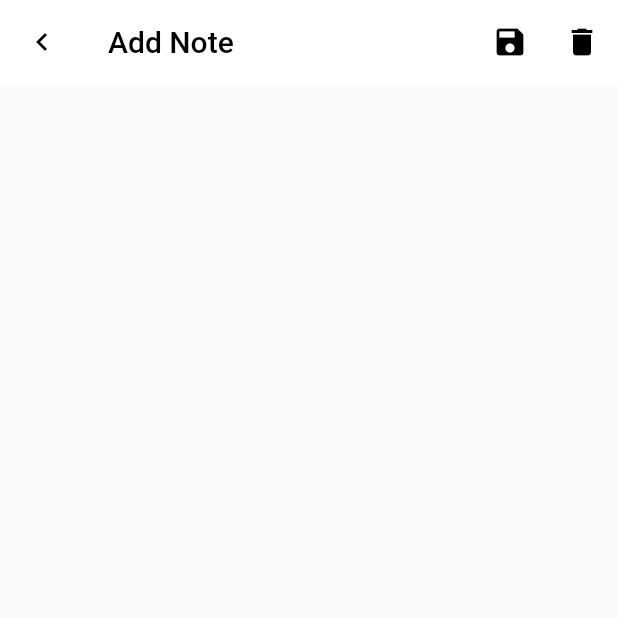
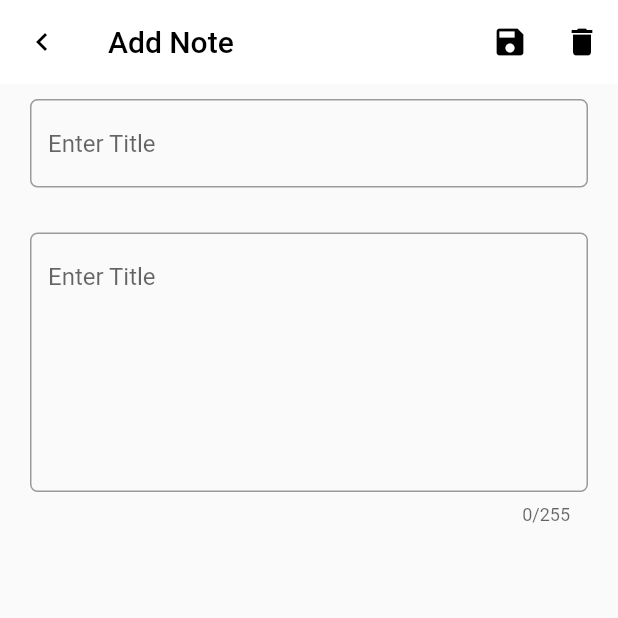
Before and after one commit to CodingWithTashi/note_keeper, a Flutter app: the screen it shows after launch, after a tap on the "add" icon, on a phone screen of 412 x 824 dp, the top half of it. Run offline on Flutter 3.47's test engine with Material 2 defaults, Android fonts, the phone set to English and light mode, and no system bars; our stand-ins replace drift; accounts and stored records are empty; generated files the repository leaves out were written again.

Commit message:
Part 6 - Saving Notes

```diff
--- a/lib/database/database.dart
+++ b/lib/database/database.dart
@@ -36,4 +36,9 @@ class AppDatabase extends _$AppDatabase {
   Future<List<NoteData>> getNoteList() async {
     return await select(note).get();
   }
+
+  //INSERT NEW NOTE IN DB
+  Future<int> insertNote(NoteCompanion noteCompanion) async {
+    return await into(note).insert(noteCompanion);
+  }
 }
--- a/lib/screen/note_detail_page.dart
+++ b/lib/screen/note_detail_page.dart
@@ -1,3 +1,4 @@
+import 'package:drift/drift.dart' as dr;
 import 'package:flutter/material.dart';
 import 'package:note_keeper/database/database.dart';
 import 'package:provider/provider.dart';
@@ -31,7 +32,35 @@ class _NoteDetailPageState extends State<NoteDetailPage> {
     appDatabase = Provider.of<AppDatabase>(context);
     return Scaffold(
       appBar: _getDetailAppBar(),
-      body: Container(),
+      body: Container(
+        padding: const EdgeInsets.symmetric(horizontal: 20, vertical: 10),
+        child: Column(
+          children: [
+            TextFormField(
+              controller: titleEditingController,
+              decoration: InputDecoration(
+                  border: OutlineInputBorder(
+                    borderRadius: BorderRadius.circular(5),
+                  ),
+                  hintText: 'Enter Title'),
+            ),
+            const SizedBox(
+              height: 30,
+            ),
+            TextFormField(
+              controller: descriptionEditingController,
+              maxLength: 255,
+              minLines: 7,
+              maxLines: 8,
+              decoration: InputDecoration(
+                  border: OutlineInputBorder(
+                    borderRadius: BorderRadius.circular(5),
+                  ),
+                  hintText: 'Enter Title'),
+            ),
+          ],
+        ),
+      ),
     );
   }
 
@@ -54,7 +83,9 @@ class _NoteDetailPageState extends State<NoteDetailPage> {
       ),
       actions: [
         IconButton(
-          onPressed: () {},
+          onPressed: () {
+            _saveToDb();
+          },
           icon: const Icon(
             Icons.save,
             color: Colors.black,
@@ -70,4 +101,17 @@ class _NoteDetailPageState extends State<NoteDetailPage> {
       ],
     );
   }
+
+  void _saveToDb() {
+    appDatabase
+        .insertNote(NoteCompanion(
+      title: dr.Value(titleEditingController.text),
+      description: dr.Value(descriptionEditingController.text),
+      color: dr.Value(1),
+      priority: dr.Value(1),
+    ))
+        .then((value) {
+      Navigator.pop(context, true);
+    });
+  }
 }
--- a/lib/screen/note_list_page.dart
+++ b/lib/screen/note_list_page.dart
@@ -77,11 +77,13 @@ class _NoteListPageState extends State<NoteListPage> {
   }
 
   Widget noteListUI(List<NoteData> noteList) {
-    return Container();
+    return Container(
+      child: Center(child: Text('Note exist')),
+    );
   }
 
-  void _navigateToDetail(String title, NoteCompanion noteCompanion) {
-    Navigator.push(
+  _navigateToDetail(String title, NoteCompanion noteCompanion) async {
+    var res = await Navigator.push(
       context,
       MaterialPageRoute(
         builder: (context) => NoteDetailPage(
@@ -90,5 +92,8 @@ class _NoteListPageState extends State<NoteListPage> {
         ),
       ),
     );
+    if (res != null && res == true) {
+      setState(() {});
+    }
   }
 }
```
